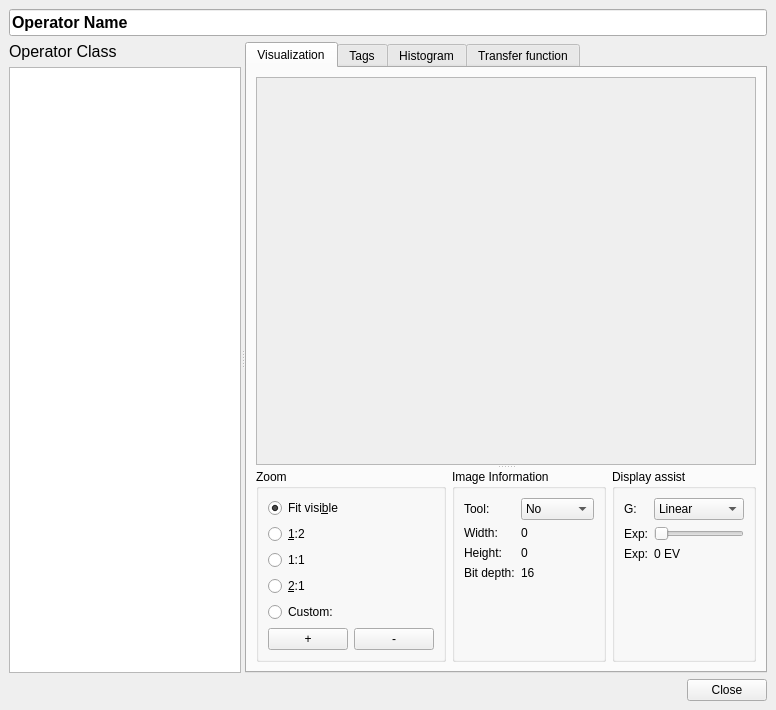
Above: ui/visualization.ui from ploki/darkflow before the change. Below: the same form after it.
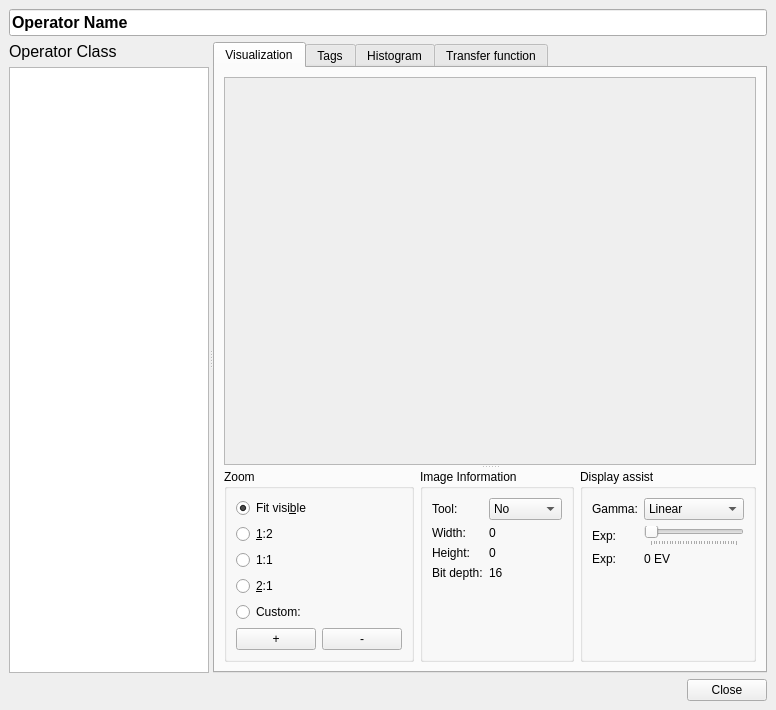
That is the form after the change.

What changed in the file:
```diff
--- a/ui/visualization.ui
+++ b/ui/visualization.ui
@@ -103,7 +103,7 @@
                  <rect>
                   <x>0</x>
                   <y>0</y>
-                  <width>535</width>
+                  <width>572</width>
                   <height>364</height>
                  </rect>
                 </property>
@@ -321,7 +321,7 @@
                    <item row="0" column="0">
                     <widget class="QLabel" name="label_gamma">
                      <property name="text">
-                      <string>G:</string>
+                      <string>Gamma:</string>
                      </property>
                     </widget>
                    </item>
@@ -344,7 +344,7 @@
                      </item>
                      <item>
                       <property name="text">
-                       <string>POW-2</string>
+                       <string>Square Root</string>
                       </property>
                      </item>
                     </widget>
@@ -379,6 +379,9 @@
                      <property name="orientation">
                       <enum>Qt::Horizontal</enum>
                      </property>
+                     <property name="tickPosition">
+                      <enum>QSlider::TicksBelow</enum>
+                     </property>
                     </widget>
                    </item>
                    <item row="2" column="0">
@@ -470,7 +473,7 @@
                 <rect>
                  <x>0</x>
                  <y>0</y>
-                 <width>535</width>
+                 <width>572</width>
                  <height>468</height>
                 </rect>
                </property>
@@ -552,7 +555,7 @@
                 <rect>
                  <x>0</x>
                  <y>0</y>
-                 <width>535</width>
+                 <width>572</width>
                  <height>468</height>
                 </rect>
                </property>
```
